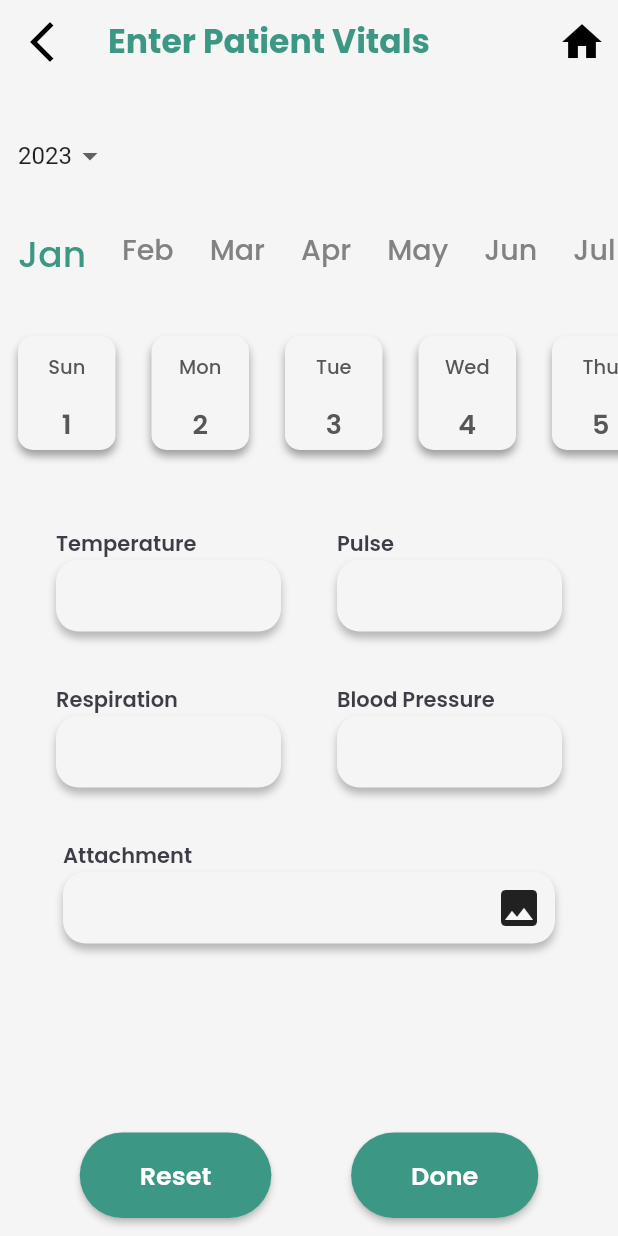
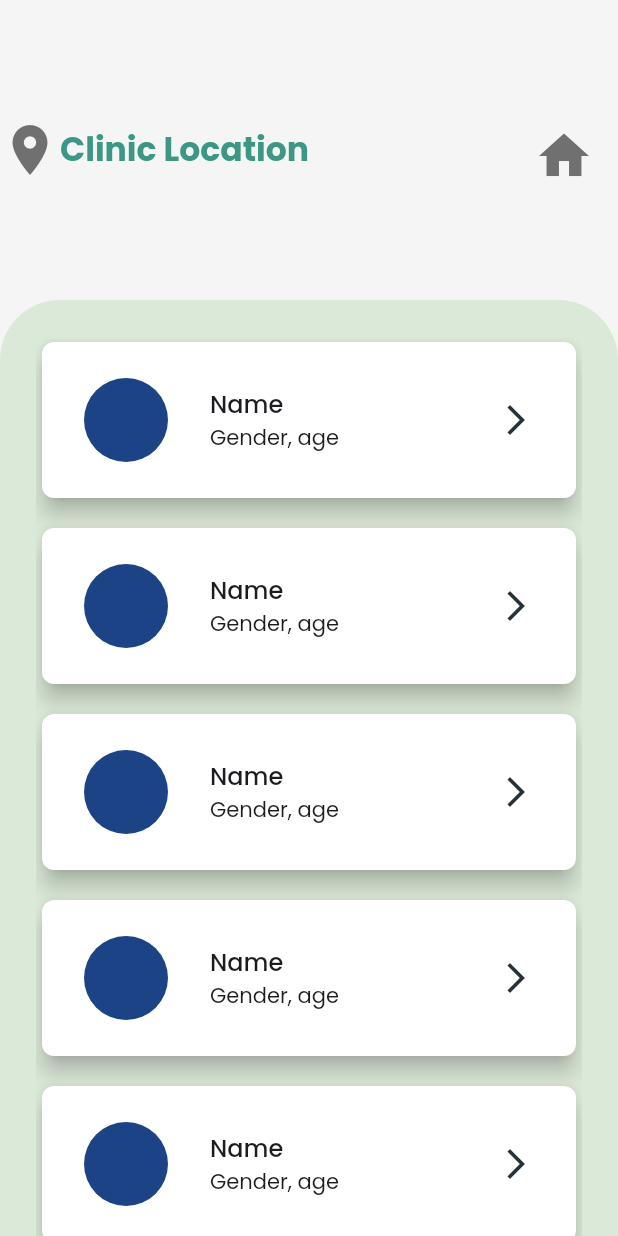
Before and after one commit to Vaibhav-Ramola/vaidyo-app, a Flutter app: the screen it shows after launch, on a phone screen of 412 x 824 dp. Run offline on Flutter 3.47's test engine with Material 2 defaults, Android fonts, the phone set to English and light mode, and no system bars; our stand-ins replace flutter_svg, google_fonts; project files that could hold a hidden picture were left out.

Commit message:
finished details page and enter details page, onto routing :):

```diff
--- a/lib/main.dart
+++ b/lib/main.dart
@@ -1,5 +1,7 @@
 import 'package:flutter/material.dart';
+import 'package:vaidyo_app/pages/district_page.dart';
 import 'package:vaidyo_app/pages/edit_vitals_page.dart';
+import 'package:vaidyo_app/pages/enter_details_page.dart';
 import 'package:vaidyo_app/pages/get_started_page.dart';
 import 'package:vaidyo_app/pages/lang_select_page.dart';
 import 'package:vaidyo_app/pages/login_page.dart';
@@ -23,7 +25,7 @@ class MyApp extends StatelessWidget {
       theme: ThemeData(
         primarySwatch: Colors.blue,
       ),
-      home: const EditVitalsPage(),
+      home: const DistrictPage(),
     );
   }
 }
--- /dev/null
+++ b/lib/pages/district_page.dart
@@ -0,0 +1,127 @@
+import 'package:flutter/material.dart';
+import 'package:google_fonts/google_fonts.dart';
+import 'package:vaidyo_app/theme_data.dart';
+import 'dart:math' as math;
+
+class DistrictPage extends StatefulWidget {
+  const DistrictPage({super.key});
+
+  @override
+  State<DistrictPage> createState() => _DistrictPageState();
+}
+
+class _DistrictPageState extends State<DistrictPage> {
+  @override
+  Widget build(BuildContext context) {
+    return Scaffold(
+      backgroundColor: backgroundColor,
+      body: Column(
+        children: [
+          SizedBox(
+            height: 200,
+            width: double.infinity,
+            child: Row(
+              children: [
+                const Icon(
+                  Icons.location_on,
+                  size: 40,
+                  color: Color(0xff707070),
+                ),
+                Text(
+                  "Clinic Location",
+                  style: GoogleFonts.poppins(
+                    fontSize: 22,
+                    fontWeight: FontWeight.w700,
+                    color: const Color(0xff3C9785),
+                  ),
+                ),
+                const Spacer(),
+                Container(
+                  padding: const EdgeInsets.all(16),
+                  child: IconButton(
+                    onPressed: () {},
+                    icon: const Icon(
+                      Icons.home_sharp,
+                      size: 40,
+                      color: Color(0xff707070),
+                    ),
+                  ),
+                ),
+              ],
+            ),
+          ),
+          Expanded(
+            child: Container(
+              padding: const EdgeInsets.only(
+                top: 24,
+                right: 24,
+                left: 24,
+              ),
+              decoration: const BoxDecoration(
+                color: Color(0xffDBE9D8),
+                borderRadius: BorderRadius.only(
+                  topLeft: Radius.circular(40),
+                  topRight: Radius.circular(40),
+                ),
+              ),
+              child: ListView.builder(
+                itemCount: 5,
+                itemBuilder: ((context, index) => Container(
+                      padding: const EdgeInsets.only(bottom: 12),
+                      child: Card(
+                        elevation: 6,
+                        shape: RoundedRectangleBorder(
+                          borderRadius: BorderRadius.circular(8),
+                        ),
+                        child: Container(
+                          padding: const EdgeInsets.only(
+                            top: 16,
+                            bottom: 16,
+                            // left: 16,
+                          ),
+                          child: ListTile(
+                            leading: CircleAvatar(
+                              maxRadius: 40,
+                              minRadius: 20,
+                              backgroundColor: Color(
+                                      (math.Random().nextDouble() * 0xFFFFFF)
+                                          .toInt())
+                                  .withOpacity(1.0),
+                            ),
+                            title: Text(
+                              "Name",
+                              style: GoogleFonts.poppins(
+                                  fontSize: 16,
+                                  fontWeight: FontWeight.w500,
+                                  color: const Color(0xff1C1B1F)),
+                            ),
+                            subtitle: Text(
+                              "Gender, age",
+                              style: GoogleFonts.poppins(
+                                fontSize: 14,
+                                fontWeight: FontWeight.w400,
+                                color: const Color(
+                                  0xff1C1B1F,
+                                ),
+                              ),
+                            ),
+                            trailing: IconButton(
+                              onPressed: (() {}),
+                              icon: const Icon(
+                                Icons.arrow_forward_ios_sharp,
+                                size: 24,
+                                color: Color(0xff263238),
+                              ),
+                            ),
+                          ),
+                        ),
+                      ),
+                    )),
+              ),
+            ),
+          )
+        ],
+      ),
+    );
+  }
+}
--- a/pubspec.yaml
+++ b/pubspec.yaml
@@ -39,6 +39,8 @@ dependencies:
   flutter_svg: ^1.1.6
   google_fonts: ^3.0.1
   date_util: ^0.1.4
+  intl: ^0.18.0
+
 
 dev_dependencies:
   flutter_test:
@@ -72,6 +74,9 @@ flutter:
     - assets/images/placeholder.png
     - assets/images/folder.png
     - assets/images/folder.svg
+    - assets/images/female.svg
+    - assets/images/male.svg
+    - assets/images/other.svg
   #   - images/a_dot_ham.jpeg
 
   # An image asset can refer to one or more resolution-specific "variants", see
```
Also changed, not shown: lib/pages/enter_details_page.dart (added, +109 -0 lines), lib/widgets/blood_grp_selector.dart (added, +107 -0 lines), lib/widgets/details_container.dart (added, +98 -0 lines), lib/widgets/gender_selector.dart (added, +143 -0 lines), assets/images/female.svg (added), assets/images/male.svg (added), assets/images/other.svg (added), pubspec.lock.
